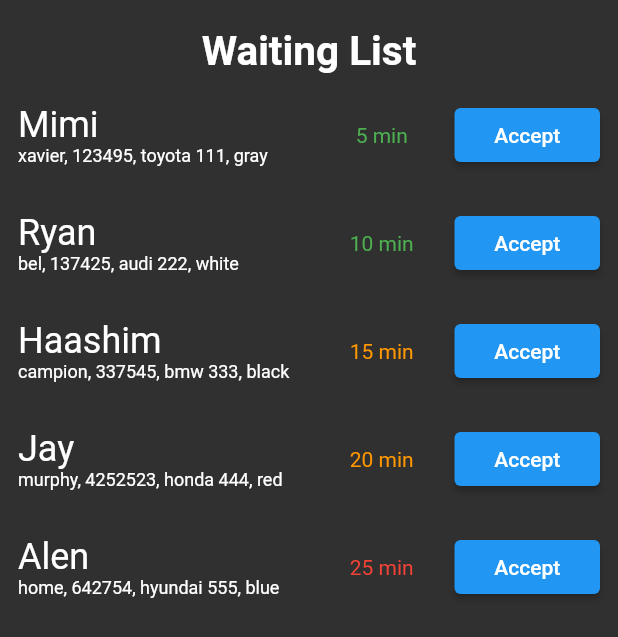
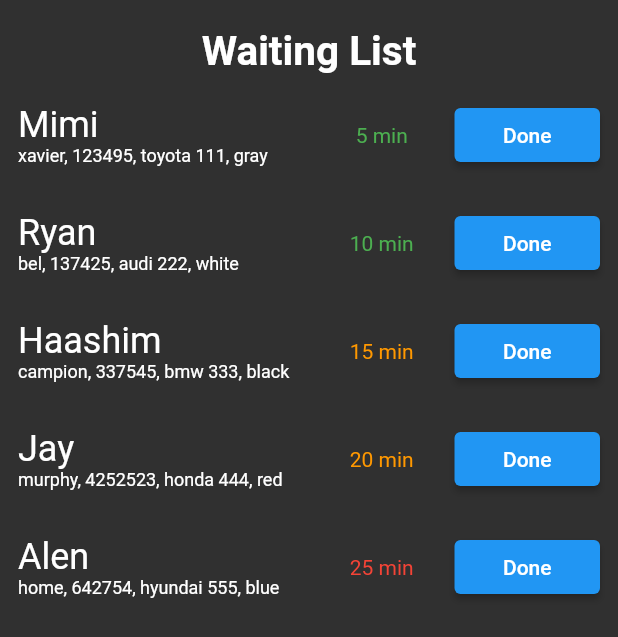
Before and after one commit to greenlightValet/valetApp, a Flutter app: the Request screen opened directly, on a phone screen of 412 x 824 dp. Shown: the top 637 px of the screen. Run offline on Flutter 3.47's test engine with Material 2 defaults, Android fonts, the phone set to English and light mode, and no system bars; our stand-ins replace image_picker; missing offline and left inert: twilio_flutter.

Commit message:
Changed button from 'accept' to 'done'

```diff
--- a/lib/request.dart
+++ b/lib/request.dart
@@ -75,7 +75,7 @@ class _RequestState extends State<Request> {
                             style: ElevatedButton.styleFrom(
                               backgroundColor: Colors.blue,
                             ),
-                            child: const Text("Accept"),
+                            child: const Text("Done"),
                           ),
                         ),
                       ],
```
